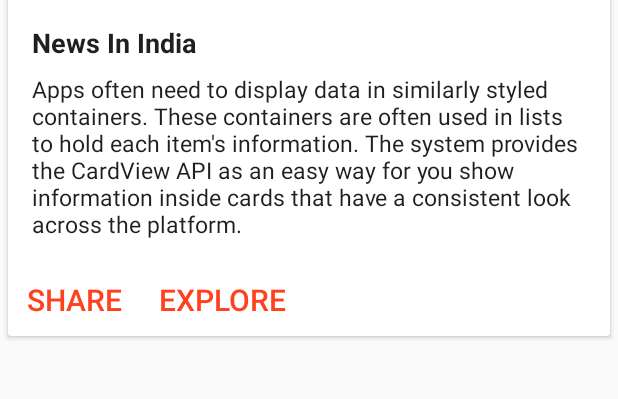
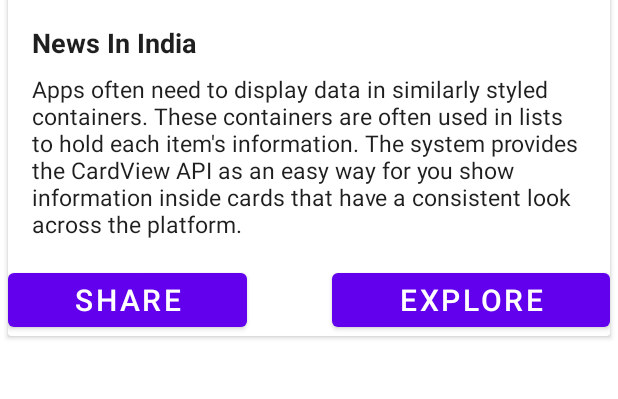
Before and after one commit to Ashish-sah/NewsApplication, an Android app: the layout item_list.xml on its own in the app's theme, with its tools: preview values and no code run, on a phone screen of 412 x 824 dp, the part 240-639 px from its top. Run offline under Robolectric (Android 15) with nearby library versions, the phone set to English and light mode, and no system bars; network calls fail; Roboto replaces fonts that are not available here.

Commit message:
theme changed

```diff
--- a/app/src/main/res/layout-land/item_list.xml
+++ b/app/src/main/res/layout-land/item_list.xml
@@ -50,6 +50,7 @@
 
         <LinearLayout
             android:layout_width="match_parent"
+            android:orientation="horizontal"
             android:layout_height="wrap_content">
 
             <Button
@@ -59,7 +60,15 @@
                 android:layout_height="wrap_content"
                 android:text="@string/share"
                 android:textSize="20sp"
+                android:layout_weight="1"
                 android:theme="@style/PrimaryFlatButton" />
+
+            <TextView
+                android:id="@+id/hiddenUrl"
+                android:layout_width="0dp"
+                android:layout_height="0dp"
+                android:layout_weight="1"
+                android:visibility="visible" />
 
             <Button
                 android:id="@+id/exploreButtonId"
@@ -67,13 +76,9 @@
                 android:layout_height="wrap_content"
                 android:text="@string/explore"
                 android:textSize="20sp"
+                android:layout_weight="1"
                 android:theme="@style/PrimaryFlatButton" />
 
-            <TextView
-                android:id="@+id/hiddenUrl"
-                android:layout_width="0dp"
-                android:layout_height="0dp"
-                android:visibility="gone" />
         </LinearLayout>
     </LinearLayout>
 </androidx.cardview.widget.CardView>
--- a/app/src/main/res/layout/item_list.xml
+++ b/app/src/main/res/layout/item_list.xml
@@ -49,22 +49,17 @@
 
         <LinearLayout
             android:layout_width="match_parent"
-            android:layout_height="wrap_content">
+            android:layout_height="0dp"
+            android:layout_weight="3"
+            android:orientation="horizontal">
 
             <Button
 
                 android:id="@+id/shareButtonId"
                 android:layout_width="wrap_content"
                 android:layout_height="wrap_content"
+                android:layout_weight="1"
                 android:text="@string/share"
-                android:textSize="20sp"
-                android:theme="@style/PrimaryFlatButton" />
-
-            <Button
-                android:id="@+id/exploreButtonId"
-                android:layout_width="wrap_content"
-                android:layout_height="wrap_content"
-                android:text="@string/explore"
                 android:textSize="20sp"
                 android:theme="@style/PrimaryFlatButton" />
 
@@ -72,7 +67,17 @@
                 android:id="@+id/hiddenUrl"
                 android:layout_width="0dp"
                 android:layout_height="0dp"
-                android:visibility="gone" />
+                android:layout_weight="1"
+                android:visibility="visible" />
+
+            <Button
+                android:id="@+id/exploreButtonId"
+                android:layout_width="wrap_content"
+                android:layout_height="wrap_content"
+                android:text="@string/explore"
+                android:layout_weight="1"
+                android:textSize="20sp"
+                android:theme="@style/PrimaryFlatButton" />
         </LinearLayout>
     </LinearLayout>
 </androidx.cardview.widget.CardView>
--- a/app/src/main/res/values/styles.xml
+++ b/app/src/main/res/values/styles.xml
@@ -1,6 +1,6 @@
 <resources xmlns:android="http://schemas.android.com/apk/res/android">
     <!-- Day /Light application theme. -->
-    <style name="ScreenTheme" parent="Theme.AppCompat.Light.NoActionBar">
+    <style name="ScreenTheme" parent="Theme.MaterialComponents.Light.NoActionBar">
         <!-- Customize your theme here. -->
         <item name="colorPrimary">@color/colorPrimary</item>
         <item name="colorPrimaryDark">@color/colorPrimaryDark</item>
@@ -21,7 +21,7 @@
     </style>
 
     <!-- Night /Dark application theme. -->
-    <style name="darkTheme" parent="Theme.AppCompat.Light.NoActionBar">
+    <style name="darkTheme" parent="Theme.MaterialComponents.Light.NoActionBar">
         <!-- Customize your theme here. -->
         <item name="colorPrimary">@color/colorPrimary</item>
         <item name="colorPrimaryDark">@color/colorPrimaryDark</item>
@@ -42,7 +42,7 @@
     </style>
 
     <!--this does the styling of the buttons-->
-    <style name="PrimaryFlatButton" parent="Theme.AppCompat.Light">
+    <style name="PrimaryFlatButton" parent="Theme.MaterialComponents.Light">
         <item name="android:buttonStyle">
             @style/Widget.AppCompat.Button.Borderless.Colored
         </item>
@@ -54,12 +54,12 @@
         <item name="android:windowExitAnimation">@android:anim/fade_out</item>
     </style>
     <!--Active and inactive icon-->
-    <style name="stockBottomNavigationView.InActive" parent="@style/TextAppearance.AppCompat.Caption">
+    <style name="stockBottomNavigationView.InActive" parent="@style/TextAppearance.MaterialComponents.Caption">
         <item name="android:textSize">7sp</item>
         <item name="android:enabled">false</item>
     </style>
 
-    <style name="stockBottomNavigationView.Active" parent="@style/TextAppearance.AppCompat.Caption">
+    <style name="stockBottomNavigationView.Active" parent="@style/TextAppearance.MaterialComponents.Caption">
         <item name="android:textSize">12sp</item>
         <item name="android:enabled">true</item>
     </style>
```
